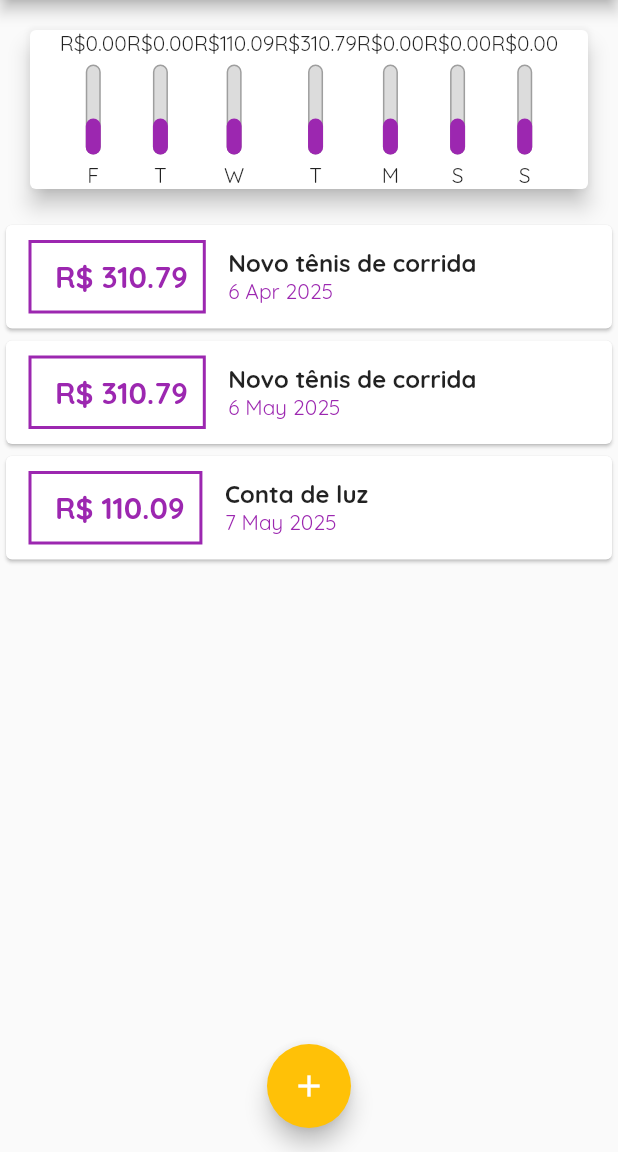
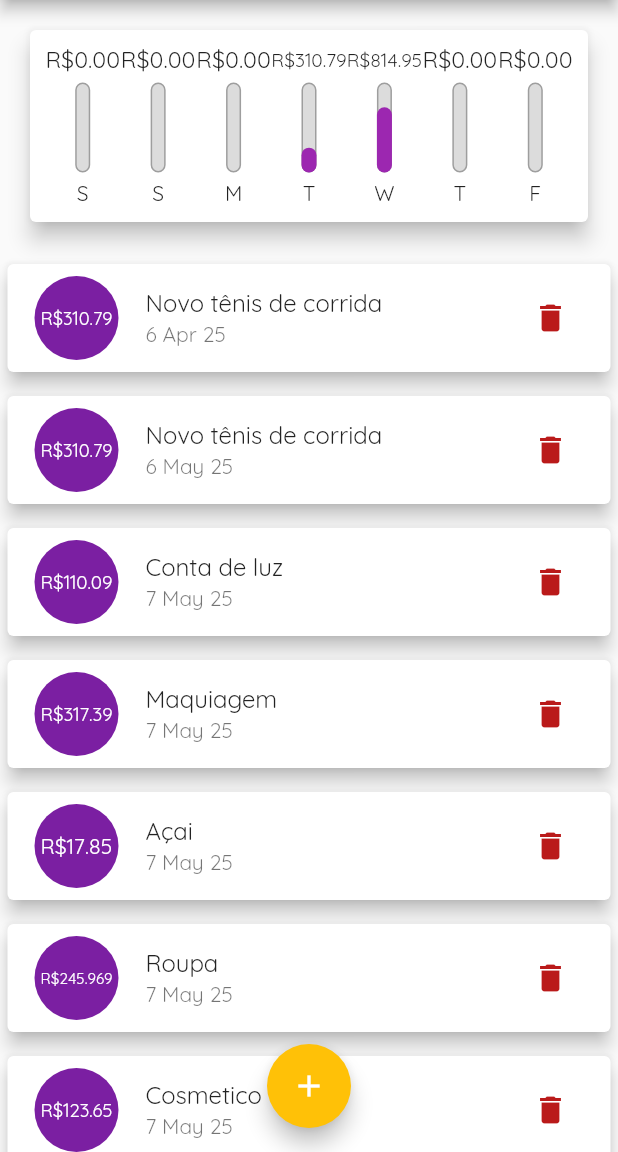
Before and after one commit to dm-moro/FlutterExpenses, a Flutter app: the screen it shows after launch, on a phone screen of 412 x 824 dp, the part 84-1236 px from its top. Run offline on Flutter 3.47's test engine with Material 3 defaults, Android fonts, the phone set to English and light mode, and no system bars.

```diff
--- a/lib/components/chart.dart
+++ b/lib/components/chart.dart
@@ -29,6 +29,12 @@ class Chart extends StatelessWidget {
       print(totalSum);
 
       return {'day': DateFormat.E().format(weekDay)[0], 'value': totalSum};
+    }).reversed.toList();
+  }
+
+  double get _weekTotalValue {
+    return groupedTransactions.fold(0.0, (sum, tr) {
+      return sum + tr['value'];
     });
   }
 
@@ -38,17 +44,22 @@ class Chart extends StatelessWidget {
     return Card(
       elevation: 6,
       margin: EdgeInsets.all(20),
+      child: Padding(
+        padding: const EdgeInsets.all(10),
         child: Row(
-        mainAxisAlignment: MainAxisAlignment.center,
-        crossAxisAlignment: CrossAxisAlignment.center,
+          mainAxisAlignment: MainAxisAlignment.spaceAround,
           children:
               groupedTransactions.map((tr) {
-              return ChartBar(
+                return Flexible(
+                  fit: FlexFit.tight,
+                  child: ChartBar(
                     label: tr['day'],
                     value: tr['value'],
-                percentage: 0.4,
+                    percentage: _weekTotalValue == 0 ? 0 : tr['value'] / _weekTotalValue,
+                  ),
                 );
               }).toList(),
+        ),
       ),
     );
   }
--- a/lib/components/chart_bar.dart
+++ b/lib/components/chart_bar.dart
@@ -13,7 +13,9 @@ class ChartBar extends StatelessWidget {
   Widget build(BuildContext context) {
     return Column(
       children: [
-        Text('R\$${value?.toStringAsFixed(2)}'),
+        Container(
+          height: 20,
+          child: FittedBox(child: Text('R\$${value?.toStringAsFixed(2)}'))),
         SizedBox(height: 5),
         Container(
           height: 60,
--- a/lib/components/transaction_list.dart
+++ b/lib/components/transaction_list.dart
@@ -6,13 +6,14 @@ import '../models/transaction.dart';
 class TransactionList extends StatelessWidget {
 
   final List<Transaction> transactions;
+  final void Function(String) onRemove;
 
-  TransactionList(this.transactions);
+  TransactionList(this.transactions, this.onRemove);
 
   @override
   Widget build(BuildContext context) {
     return  Container(
-      height: 300,
+      height: 600,
       child: transactions.isEmpty ? Column(
         children: [
           SizedBox(height: 20),
@@ -33,48 +34,28 @@ class TransactionList extends StatelessWidget {
         itemBuilder: (ctx, index) {
           final tr = transactions[index];
             return Card(
-              child: Row(
-                children: [
-                  Container(
-                    margin:  EdgeInsets.symmetric(
-                      horizontal: 15,
-                      vertical: 10
-                    ),
-                    decoration: BoxDecoration(
-                      border: Border.all(
-                        color: Theme.of(context).primaryColor,
-                        width: 2
-                      ),
-                    ),
-                    padding: EdgeInsets.all(10),
-                    child: Text(
-                      ' R\$ ${tr.value.toStringAsFixed(2)}',
-                      style: TextStyle(
-                        fontWeight: FontWeight.bold,
-                        fontSize: 20,
-                        color: Theme.of(context).primaryColor,
-                      ),
-                    ),
+              elevation: 5,
+              margin: EdgeInsets.symmetric(vertical: 8, horizontal: 5),
+              child: ListTile(
+                leading: CircleAvatar(
+                  radius: 30,
+                  child: Padding(
+                    padding: const EdgeInsets.all(6),
+                    child: FittedBox(child: Text('R\$${tr.value}')),
                   ),
-                  Column(
-                    crossAxisAlignment: CrossAxisAlignment.start,
-                    children: [
-                      Text(
-                        tr.title,
-                        style: TextStyle(
-                        fontSize: 16,
-                        fontWeight: FontWeight.bold
-                        ),
-                      ),
-                      Text(
-                        DateFormat('d MMM y').format(tr.date),
-                        style: TextStyle(
-                        color: Theme.of(context).primaryColor,
-                        ),
-                      ),
-                    ],
-                  ),
-                ],
+                ),
+                title: Text(
+                  tr.title,
+                  style: Theme.of(context).textTheme.titleMedium,
+                ),
+                subtitle: Text(
+                  DateFormat('d MMM yy').format(tr.date)
+                ),
+                trailing: IconButton(
+                  onPressed: () => onRemove(tr.id),
+                  icon: Icon(Icons.delete),
+                  color: Theme.of(context).colorScheme.error,
+                ),
               ),
             );
           },
--- a/lib/main.dart
+++ b/lib/main.dart
@@ -64,6 +64,30 @@ class _MyHomePageState extends State<MyHomePage> {
       value: 110.09,
       date: DateTime.now().subtract(Duration(days: 2)),
     ),
+    Transaction(
+      id: 't3',
+      title: 'Maquiagem',
+      value: 317.39,
+      date: DateTime.now().subtract(Duration(days: 2)),
+    ),
+    Transaction(
+      id: 't4',
+      title: 'Açai',
+      value: 17.85,
+      date: DateTime.now().subtract(Duration(days: 2)),
+    ),
+     Transaction(
+      id: 't5',
+      title: 'Roupa',
+      value: 245.969,
+      date: DateTime.now().subtract(Duration(days: 2)),
+    ),
+    Transaction(
+      id: 't6',
+      title: 'Cosmetico',
+      value: 123.65,
+      date: DateTime.now().subtract(Duration(days: 2)),
+    ),
   ];
 
   List<Transaction> get _recentTransactions {
@@ -72,12 +96,12 @@ class _MyHomePageState extends State<MyHomePage> {
     }).toList();
   }
 
-  _addTransaction(String title, double value) {
+  _addTransaction(String title, double value, DateTime date) {
     final newTransaction = Transaction(
       id: Random().nextDouble().toString(),
       title: title,
       value: value,
-      date: DateTime.now(),
+      date: date,
     );
 
     setState(() {
@@ -85,6 +109,12 @@ class _MyHomePageState extends State<MyHomePage> {
     });
 
     Navigator.of(context).pop();
+  }
+
+  _removeTransaction(String id) {
+    setState(() {
+      _transactions.removeWhere((tr) => tr.id == id);
+    });
   }
 
   _openTransactionFormModal(BuildContext context) {
@@ -113,7 +143,7 @@ class _MyHomePageState extends State<MyHomePage> {
           crossAxisAlignment: CrossAxisAlignment.stretch,
           children: [
             Chart(_recentTransactions),
-            TransactionList(_transactions),
+            TransactionList(_transactions, _removeTransaction),
           ],
         ),
       ),
```
Also changed, not shown: lib/components/transaction_form.dart (+47 -6 lines). Lines whose indentation alone changed are shown as unchanged.
